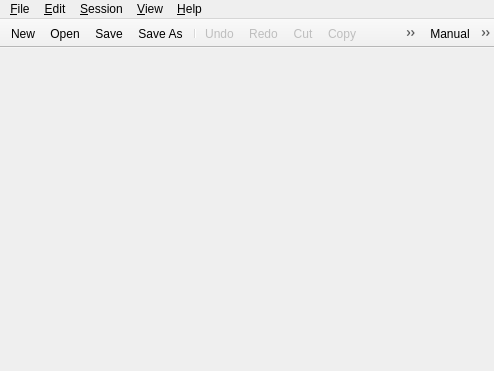
Above: src/MainWindow.ui from houmain/gpupad before the change. Below: the same form after it.
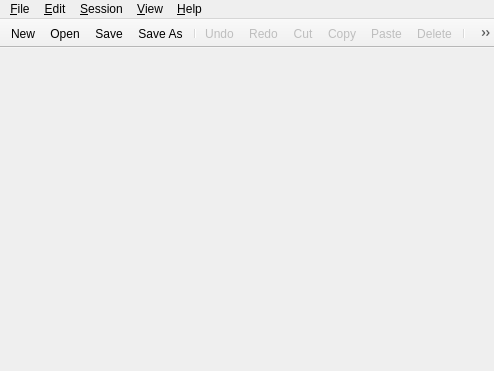
That is the form after the change. Icons and pictures are not drawn.

Commit message: Validate Syntax button

```diff
--- a/src/MainWindow.ui
+++ b/src/MainWindow.ui
@@ -177,23 +177,8 @@
    <addaction name="actionPaste"/>
    <addaction name="actionDelete"/>
    <addaction name="separator"/>
-  </widget>
-  <widget class="QToolBar" name="toolBarSession">
-   <property name="windowTitle">
-    <string>Session Toolbar</string>
-   </property>
-   <property name="movable">
-    <bool>false</bool>
-   </property>
-   <property name="floatable">
-    <bool>false</bool>
-   </property>
-   <attribute name="toolBarArea">
-    <enum>TopToolBarArea</enum>
-   </attribute>
-   <attribute name="toolBarBreak">
-    <bool>false</bool>
-   </attribute>
+   <addaction name="actionValidateSyntax"/>
+   <addaction name="separator"/>
    <addaction name="actionEvalManual"/>
    <addaction name="actionEvalAuto"/>
    <addaction name="actionEvalSteady"/>
```
Left out of the diff: 2 changed lines with no effect on the pictures. The commit also changes 4 other files.
